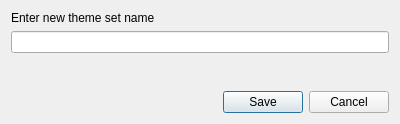
Qt form tweak/theming_to_tweak.ui (MX-Linux/mx-tweak) before a commit.
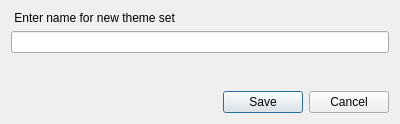
The same form after that commit.

Commit message: match up text with gtk3 version

The edit to the form file:
```diff
--- a/tweak/theming_to_tweak.ui
+++ b/tweak/theming_to_tweak.ui
@@ -17,7 +17,7 @@
    <item>
     <widget class="QLabel" name="label">
      <property name="text">
-      <string>Enter new theme set name</string>
+      <string> Enter name for new theme set</string>
      </property>
     </widget>
    </item>
```
